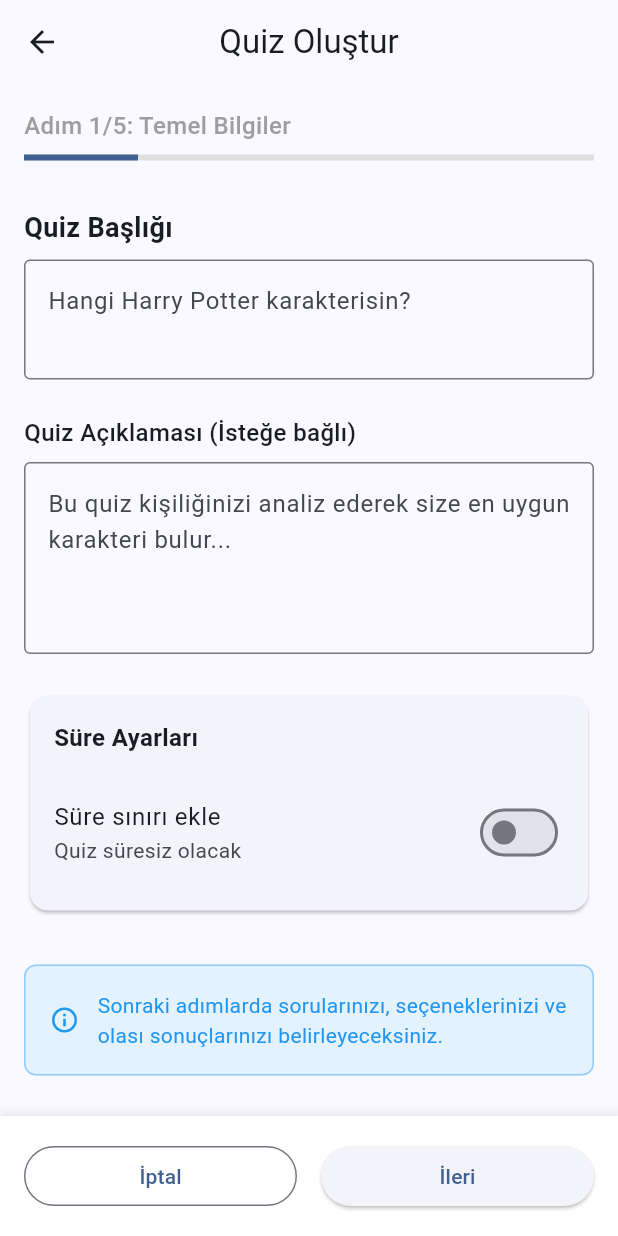
After one commit to bedii97/ProneApp, a Flutter app: the CreateQuizView screen opened directly, on a phone screen of 412 x 824 dp. The commit adds this screen. Run offline on Flutter 3.47's test engine with Material 3 defaults, Android fonts, the phone set to English and light mode, and no system bars; our stand-ins replace flutter_bloc, flutter_dotenv, go_router, shared_preferences, supabase_flutter; accounts and stored records are empty.

Commit message:
Add quiz creation functionality with validation and routing

```diff
--- a/lib/core/routes/app_router.dart
+++ b/lib/core/routes/app_router.dart
@@ -8,6 +8,7 @@
 import 'package:prone/feature/home/presentation/screens/home_screen.dart';
 import 'package:prone/feature/post/presentation/screens/create_poll_screen.dart';
 import 'package:prone/feature/post/presentation/screens/create_post_screen.dart';
+import 'package:prone/feature/post/presentation/screens/create_quiz_screen.dart';
 import 'package:prone/feature/settings/presentation/screens/settings_page.dart';
 
 class AppRouter {
@@ -16,10 +17,12 @@
   static const String settings = '/settings';
   static const String createPost = '/create-post';
   static const String createPoll = '/create-poll';
-  static const String createQuiz = '/create-quiz';
   static const String profile = '/profile';
   static const String pollDetail = '/poll/:id';
   static const String quizDetail = '/quiz/:id';
+  static const String createQuizScreen = '/create-quiz';
+  static const String createQuizBasicInfoScreen =
+      '/create-quiz-basic-info-screen';
 
   static GoRouter router(AuthCubit authCubit) {
     return GoRouter(
@@ -73,10 +76,15 @@
           name: 'createPoll',
           builder: (context, state) => const CreatePollScreen(),
         ),
+        GoRoute(
+          path: createQuizBasicInfoScreen,
+          name: 'createQuizScreen',
+          builder: (context, state) => const CreateQuizScreen(),
+        ),
         // GoRoute(
-        //   path: createQuiz,
-        //   name: 'createQuiz',
-        //   builder: (context, state) => const CreateQuizScreen(),
+        //   path: createQuizBasicInfoScreen,
+        //   name: 'create-quiz-basic-info-screen',
+        //   builder: (context, state) => const CreateQuizBasicInfoScreen(),
         // ),
       ],
     );
--- /dev/null
+++ b/lib/feature/post/presentation/cubits/create_quiz_state.dart
@@ -0,0 +1,66 @@
+enum FormStatus {
+  initial,
+  validating,
+  invalid,
+  submissionInProgress,
+  submissionSuccess,
+  submissionFailure,
+}
+
+class CreateQuizState {
+  // Adım 1: Temel Bilgiler
+  final int step;
+  final String title;
+  final String description;
+  final bool hasTimeLimit;
+  final DateTime? expiresAt;
+
+  // TODO: Adım 2, 3, 4 için veriler eklenecek
+  // final List<QuestionModel> questions;
+  // final List<ResultModel> results;
+
+  // Genel Durum
+  final FormStatus status;
+  final String? errorMessage;
+  // Hangi adımdaki hangi alanın hatalı olduğunu belirtmek için
+  final Map<String, String> validationErrors;
+
+  const CreateQuizState({
+    this.step = 0,
+    this.title = '',
+    this.description = '',
+    this.hasTimeLimit = false,
+    this.expiresAt,
+    // this.questions = const [],
+    // this.results = const [],
+    this.status = FormStatus.initial,
+    this.errorMessage,
+    this.validationErrors = const {},
+  });
+
+  CreateQuizState copyWith({
+    int? step,
+    String? title,
+    String? description,
+    bool? hasTimeLimit,
+    DateTime? expiresAt,
+    // List<QuestionModel>? questions,
+    // List<ResultModel>? results,
+    FormStatus? status,
+    String? errorMessage,
+    Map<String, String>? validationErrors,
+  }) {
+    return CreateQuizState(
+      step: step ?? this.step,
+      title: title ?? this.title,
+      description: description ?? this.description,
+      hasTimeLimit: hasTimeLimit ?? this.hasTimeLimit,
+      expiresAt: expiresAt ?? this.expiresAt,
+      // questions: questions ?? this.questions,
+      // results: results ?? this.results,
+      status: status ?? this.status,
+      errorMessage: errorMessage ?? this.errorMessage,
+      validationErrors: validationErrors ?? this.validationErrors,
+    );
+  }
+}
--- a/lib/feature/post/presentation/screens/create_post_screen.dart
+++ b/lib/feature/post/presentation/screens/create_post_screen.dart
@@ -47,7 +47,7 @@
                     description: l10n.quizDescription,
                     color: Colors.purple,
                     onTap: () {
-                      context.push(AppRouter.createQuiz);
+                      context.push(AppRouter.createQuizBasicInfoScreen);
                     },
                   ),
                 ],
--- /dev/null
+++ b/lib/feature/post/presentation/screens/create_quiz_screen.dart
@@ -0,0 +1,183 @@
+import 'package:flutter/material.dart';
+import 'package:flutter_bloc/flutter_bloc.dart';
+import 'package:go_router/go_router.dart';
+import 'package:prone/feature/post/presentation/cubits/create_quiz_cubit.dart';
+import 'package:prone/feature/post/presentation/widgets/quiz_steps/create_quiz_basic_info_page.dart';
+
+class CreateQuizScreen extends StatelessWidget {
+  const CreateQuizScreen({super.key});
+
+  @override
+  Widget build(BuildContext context) {
+    return BlocProvider(
+      create: (context) => CreateQuizCubit(),
+      child: const CreateQuizView(),
+    );
+  }
+}
+
+class CreateQuizView extends StatefulWidget {
+  const CreateQuizView({super.key});
+
+  @override
+  State<CreateQuizView> createState() => _CreateQuizViewState();
+}
+
+class _CreateQuizViewState extends State<CreateQuizView> {
+  final PageController _pageController = PageController();
+  late final List<GlobalKey<FormState>> _formKeys;
+  // int _currentStep = 0;
+
+  final List<String> _stepTitles = [
+    'Temel Bilgiler',
+    'Sorular',
+    'Sonuçlar',
+    'Puan Sistemi',
+    'Önizleme',
+  ];
+
+  late final List<Widget> stepWidgets;
+
+  @override
+  void initState() {
+    super.initState();
+    _formKeys = List.generate(5, (index) => GlobalKey<FormState>());
+    stepWidgets = [
+      CreateQuizBasicInfoScreen(formKey: _formKeys[0]),
+      Container(color: Colors.red),
+      Container(color: Colors.green),
+      Container(color: Colors.blue),
+      Container(color: Colors.yellow),
+    ];
+  }
+
+  void _nextStep() {
+    final cubit = context.read<CreateQuizCubit>();
+    // 1. Mevcut sayfanın formunu validate et
+    final isFormValid = _formKeys[cubit.step].currentState?.validate() ?? false;
+
+    if (!isFormValid) {
+      return; // Eğer form geçerli değilse ilerleme
+    }
+    // Adım 1 için doğrulama yap
+    if (cubit.step == 0) {
+      if (!cubit.validateStep1()) {
+        // Hatalı giriş varsa kullanıcıyı bilgilendir
+        ScaffoldMessenger.of(context).showSnackBar(
+          SnackBar(
+            content: Text(cubit.state.validationErrors.values.join('\n')),
+            backgroundColor: Colors.red,
+          ),
+        );
+        return;
+      }
+      if (cubit.step < 4) {
+        setState(() => cubit.nextStep());
+        _pageController.nextPage(
+          duration: const Duration(milliseconds: 300),
+          curve: Curves.easeInOut,
+        );
+      }
+    }
+  }
+
+  void _publishQuiz() {
+    print('Quiz yayınlanıyor...');
+  }
+
+  void _previousStep() {
+    final cubit = context.read<CreateQuizCubit>();
+    if (cubit.step > 0) {
+      setState(() => cubit.previousStep());
+      _pageController.previousPage(
+        duration: const Duration(milliseconds: 300),
+        curve: Curves.easeInOut,
+      );
+    }
+  }
+
+  @override
+  Widget build(BuildContext context) {
+    final cubit = context.watch<CreateQuizCubit>();
+    return Scaffold(
+      appBar: AppBar(title: const Text('Quiz Oluştur'), elevation: 0),
+      body: Column(
+        children: [
+          // Shared Progress Indicator
+          Container(
+            padding: const EdgeInsets.all(16),
+            child: Column(
+              crossAxisAlignment: CrossAxisAlignment.start,
+              children: [
+                Text(
+                  'Adım ${cubit.step + 1}/5: ${_stepTitles[cubit.step]}',
+                  style: const TextStyle(
+                    fontSize: 16,
+                    fontWeight: FontWeight.w500,
+                    color: Colors.grey,
+                  ),
+                ),
+                const SizedBox(height: 8),
+                LinearProgressIndicator(
+                  value: (cubit.step + 1) / 5,
+                  backgroundColor: Colors.grey[300],
+                ),
+              ],
+            ),
+          ),
+
+          // Page Content
+          Expanded(
+            child: PageView(
+              controller: _pageController,
+              physics: const NeverScrollableScrollPhysics(),
+              children: stepWidgets,
+            ),
+          ),
+
+          // Shared Bottom Navigation
+          Container(
+            padding: const EdgeInsets.all(16),
+            decoration: BoxDecoration(
+              color: Colors.white,
+              boxShadow: [
+                BoxShadow(
+                  color: Colors.grey.withValues(alpha: 0.2),
+                  spreadRadius: 1,
+                  blurRadius: 4,
+                  offset: const Offset(0, -2),
+                ),
+              ],
+            ),
+            child: Row(
+              children: [
+                if (cubit.step > 0)
+                  Expanded(
+                    child: OutlinedButton(
+                      onPressed: _previousStep,
+                      child: const Text('Geri'),
+                    ),
+                  ),
+                if (cubit.step > 0) const SizedBox(width: 16),
+                if (cubit.step == 0)
+                  Expanded(
+                    child: OutlinedButton(
+                      onPressed: () => context.pop(),
+                      child: const Text('İptal'),
+                    ),
+                  ),
+                if (cubit.step == 0) const SizedBox(width: 16),
+                Expanded(
+                  child: ElevatedButton(
+                    onPressed: cubit.step == 4 ? _publishQuiz : _nextStep,
+                    child: Text(cubit.step == 4 ? 'Yayınla' : 'İleri'),
+                  ),
+                ),
+              ],
+            ),
+          ),
+        ],
+      ),
+    );
+  }
+}
--- /dev/null
+++ b/lib/feature/post/presentation/widgets/quiz_steps/create_quiz_basic_info_page.dart
@@ -0,0 +1,268 @@
+import 'package:flutter/material.dart';
+import 'package:flutter_bloc/flutter_bloc.dart';
+import 'package:prone/core/utils/quiz_validator.dart';
+import 'package:prone/feature/post/presentation/cubits/create_quiz_cubit.dart';
+
+class CreateQuizBasicInfoScreen extends StatefulWidget {
+  // CreatePostScreen'den bu key'i alacağız.
+  final GlobalKey<FormState> formKey;
+  const CreateQuizBasicInfoScreen({super.key, required this.formKey});
+
+  @override
+  State<CreateQuizBasicInfoScreen> createState() =>
+      _CreateQuizBasicInfoScreenState();
+}
+
+class _CreateQuizBasicInfoScreenState extends State<CreateQuizBasicInfoScreen> {
+  // final _formKey = GlobalKey<FormState>();
+  final _titleController = TextEditingController();
+  final _descriptionController = TextEditingController();
+
+  bool _hasTimeLimit = false;
+  DateTime? _expiresAt;
+
+  @override
+  void initState() {
+    //Listeners for title and description changes
+    _titleController.addListener(() {
+      context.read<CreateQuizCubit>().titleChanged(_titleController.text);
+    });
+    _descriptionController.addListener(() {
+      context.read<CreateQuizCubit>().descriptionChanged(
+        _descriptionController.text,
+      );
+    });
+    super.initState();
+  }
+
+  @override
+  void dispose() {
+    _titleController.dispose();
+    _descriptionController.dispose();
+    super.dispose();
+  }
+
+  Future<void> _selectExpireDate() async {
+    final DateTime? pickedDate = await showDatePicker(
+      context: context,
+      initialDate: DateTime.now().add(const Duration(days: 7)),
+      firstDate: DateTime.now(),
+      lastDate: DateTime.now().add(const Duration(days: 365)),
+    );
+
+    if (pickedDate != null) {
+      if (!mounted) return;
+
+      final TimeOfDay? pickedTime = await showTimePicker(
+        context: context,
+        initialTime: const TimeOfDay(hour: 23, minute: 59),
+      );
+
+      if (pickedTime != null) {
+        context.read<CreateQuizCubit>().expiresAtChanged(
+          DateTime(
+            pickedDate.year,
+            pickedDate.month,
+            pickedDate.day,
+            pickedTime.hour,
+            pickedTime.minute,
+          ),
+        );
+        setState(() {
+          _expiresAt = DateTime(
+            pickedDate.year,
+            pickedDate.month,
+            pickedDate.day,
+            pickedTime.hour,
+            pickedTime.minute,
+          );
+        });
+      }
+    }
+  }
+
+  @override
+  Widget build(BuildContext context) {
+    return Column(
+      children: [
+        // Form Content
+        Expanded(
+          child: Form(
+            key: widget.formKey,
+            child: SingleChildScrollView(
+              padding: const EdgeInsets.all(16.0),
+              child: Column(
+                crossAxisAlignment: CrossAxisAlignment.start,
+                children: [
+                  // Quiz Title
+                  const Text(
+                    'Quiz Başlığı',
+                    style: TextStyle(fontSize: 18, fontWeight: FontWeight.bold),
+                  ),
+                  const SizedBox(height: 8),
+                  TextFormField(
+                    controller: _titleController,
+                    decoration: const InputDecoration(
+                      hintText: 'Hangi Harry Potter karakterisin?',
+                      border: OutlineInputBorder(),
+                      counterText: '',
+                    ),
+                    maxLength: 100,
+                    maxLines: 2,
+                    validator: QuizValidator.validateQuizTitle,
+                  ),
+                  const SizedBox(height: 24),
+
+                  // Quiz Description
+                  const Text(
+                    'Quiz Açıklaması (İsteğe bağlı)',
+                    style: TextStyle(fontSize: 16, fontWeight: FontWeight.w500),
+                  ),
+                  const SizedBox(height: 8),
+                  TextFormField(
+                    controller: _descriptionController,
+                    decoration: const InputDecoration(
+                      hintText:
+                          'Bu quiz kişiliğinizi analiz ederek size en uygun karakteri bulur...',
+                      border: OutlineInputBorder(),
+                      counterText: '',
+                    ),
+                    maxLength: 500,
+                    maxLines: 4,
+                    validator: QuizValidator.validateQuizDescription,
+                  ),
+                  const SizedBox(height: 24),
+
+                  // Time Limit Settings
+                  Card(
+                    child: Padding(
+                      padding: const EdgeInsets.all(16.0),
+                      child: Column(
+                        crossAxisAlignment: CrossAxisAlignment.start,
+                        children: [
+                          const Text(
+                            'Süre Ayarları',
+                            style: TextStyle(
+                              fontSize: 16,
+                              fontWeight: FontWeight.bold,
+                            ),
+                          ),
+                          const SizedBox(height: 16),
+
+                          // Time Limit Toggle
+                          SwitchListTile(
+                            contentPadding: EdgeInsets.zero,
+                            title: const Text('Süre sınırı ekle'),
+                            subtitle: Text(
+                              _hasTimeLimit
+                                  ? 'Quiz belirli bir tarihte sona erecek'
+                                  : 'Quiz süresiz olacak',
+                            ),
+                            value: _hasTimeLimit,
+                            onChanged: (value) {
+                              setState(() {
+                                _hasTimeLimit = value;
+                                if (!value) {
+                                  _expiresAt = null;
+                                }
+                              });
+                            },
+                          ),
+
+                          // Date Time Picker
+                          if (_hasTimeLimit) ...[
+                            const SizedBox(height: 16),
+                            Container(
+                              width: double.infinity,
+                              padding: const EdgeInsets.all(12),
+                              decoration: BoxDecoration(
+                                border: Border.all(color: Colors.grey[300]!),
+                                borderRadius: BorderRadius.circular(8),
+                              ),
+                              child: Column(
+                                crossAxisAlignment: CrossAxisAlignment.start,
+                                children: [
+                                  const Text(
+                                    'Bitiş Tarihi ve Saati',
+                                    style: TextStyle(
+                                      fontSize: 14,
+                                      fontWeight: FontWeight.w500,
+                                    ),
+                                  ),
+                                  const SizedBox(height: 8),
+                                  InkWell(
+                                    onTap: _selectExpireDate,
+                                    child: Container(
+                                      padding: const EdgeInsets.symmetric(
+                                        vertical: 12,
+                                        horizontal: 16,
+                                      ),
+                                      decoration: BoxDecoration(
+                                        border: Border.all(
+                                          color: Colors.grey[400]!,
+                                        ),
+                                        borderRadius: BorderRadius.circular(6),
+                                      ),
+                                      child: Row(
+                                        children: [
+                                          const Icon(
+                                            Icons.calendar_today,
+                                            size: 20,
+                                            color: Colors.grey,
+                                          ),
+                                          const SizedBox(width: 12),
+                                          Text(
+                                            _expiresAt != null
+                                                ? '${_expiresAt!.day}/${_expiresAt!.month}/${_expiresAt!.year} - ${_expiresAt!.hour.toString().padLeft(2, '0')}:${_expiresAt!.minute.toString().padLeft(2, '0')}'
+                                                : 'Tarih ve saat seçin',
+                                            style: TextStyle(
+                                              color: _expiresAt != null
+                                                  ? Colors.black
+                                                  : Colors.grey[600],
+                                            ),
+                                          ),
+                                        ],
+                                      ),
+                                    ),
+                                  ),
+                                ],
+                              ),
+                            ),
+                          ],
+                        ],
+                      ),
+                    ),
+                  ),
+
+                  const SizedBox(height: 32),
+
+                  // Info Card
+                  Container(
+                    padding: const EdgeInsets.all(16),
+                    decoration: BoxDecoration(
+                      color: Colors.blue[50],
+                      borderRadius: BorderRadius.circular(8),
+                      border: Border.all(color: Colors.blue[200]!),
+                    ),
+                    child: const Row(
+                      children: [
+                        Icon(Icons.info_outline, color: Colors.blue, size: 20),
+                        SizedBox(width: 12),
+                        Expanded(
+                          child: Text(
+                            'Sonraki adımlarda sorularınızı, seçeneklerinizi ve olası sonuçlarınızı belirleyeceksiniz.',
+                            style: TextStyle(fontSize: 14, color: Colors.blue),
+                          ),
+                        ),
+                      ],
+                    ),
+                  ),
+                ],
+              ),
+            ),
+          ),
+        ),
+      ],
+    );
+  }
+}
```
Also changed, not shown: lib/core/utils/quiz_validator.dart (added, +95 -0 lines), lib/feature/post/presentation/cubits/create_quiz_cubit.dart (added, +117 -0 lines).
